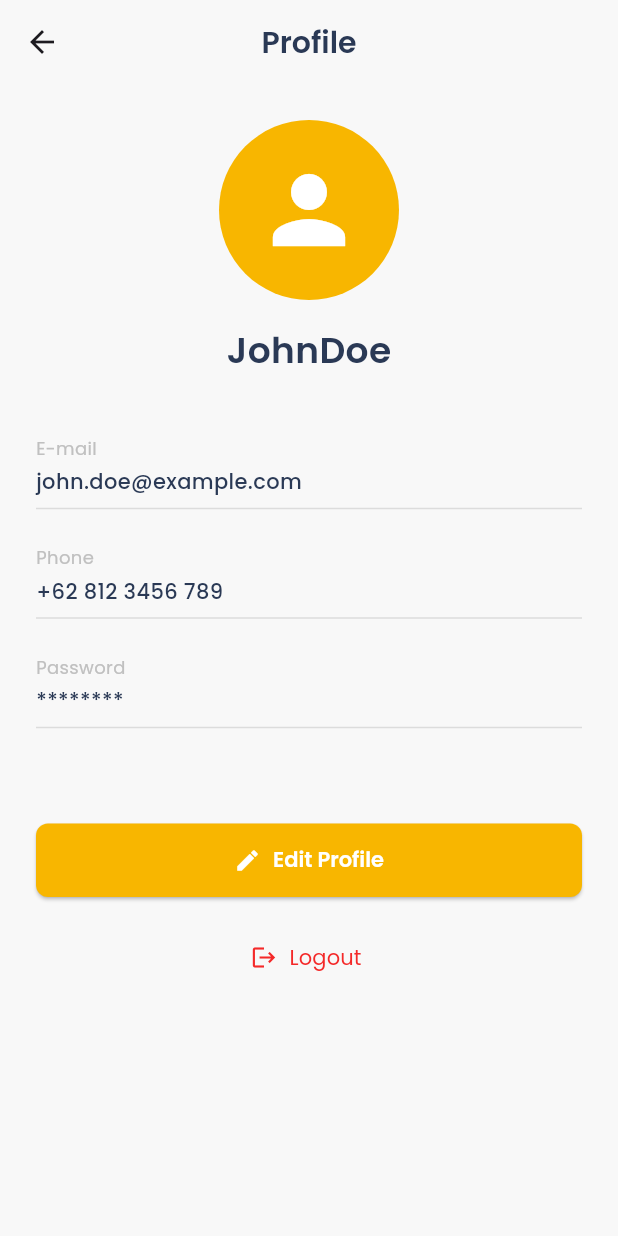
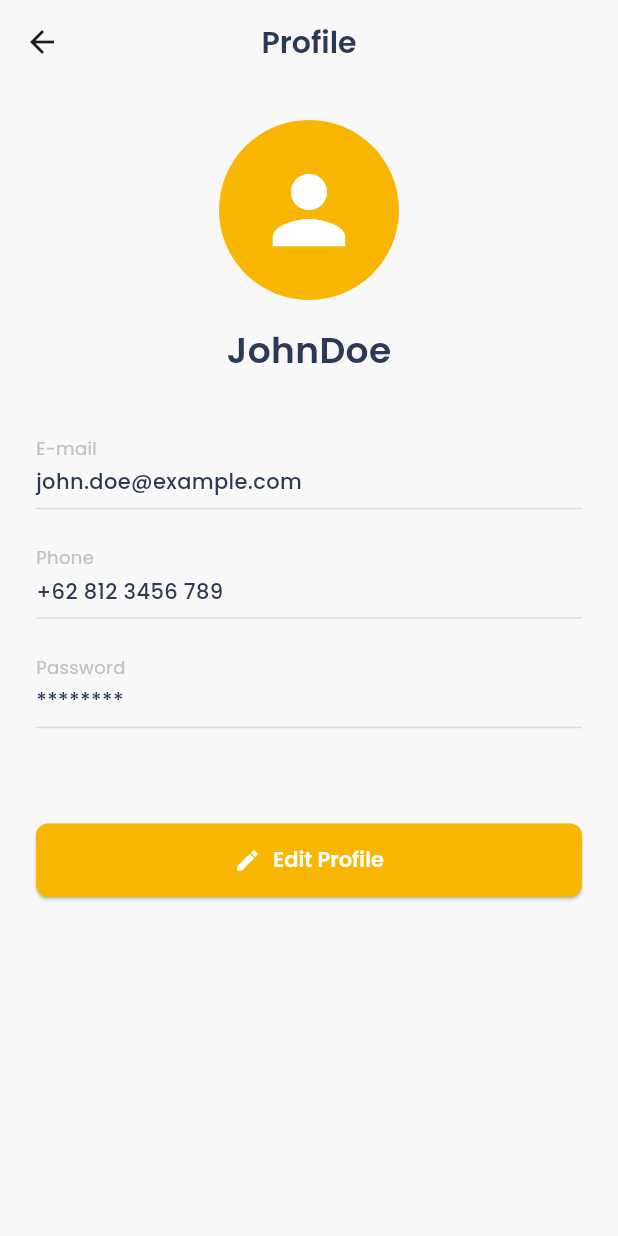
Before and after one commit to NelsonRichieRichardo/gestura, a Flutter app: the ProfilePage screen opened directly, on a phone screen of 412 x 824 dp. Run offline on Flutter 3.47's test engine with Material 3 defaults, Android fonts, the light colour scheme and no system bars; our stand-ins replace camera, cloud_firestore, firebase_auth, firebase_core, google_fonts; accounts and stored records are empty.

Commit message:
push profile

```diff
--- a/lib/pages/profile.dart
+++ b/lib/pages/profile.dart
@@ -97,17 +97,17 @@ class ProfilePage extends StatelessWidget {
             ),
             const SizedBox(height: 16),
 
-            // Contoh tombol logout
-            SizedBox(
-              width: double.infinity,
-              child: TextButton.icon(
-                icon: Icon(Icons.logout, color: dangerColor),
-                label: Text('Logout', style: bodyText.copyWith(color: dangerColor)),
-                onPressed: () {
-                  // Logika Logout di sini
-                },
-              ),
-            ),
+            // // Contoh tombol logout
+            // SizedBox(
+            //   width: double.infinity,
+            //   child: TextButton.icon(
+            //     icon: Icon(Icons.logout, color: dangerColor),
+            //     label: Text('Logout', style: bodyText.copyWith(color: dangerColor)),
+            //     onPressed: () {
+            //       // Logika Logout di sini
+            //     },
+            //   ),
+            // ),
           ],
         ),
       ),
```
Also changed, not shown: lib/pages/login.dart (+7 -1 lines).
